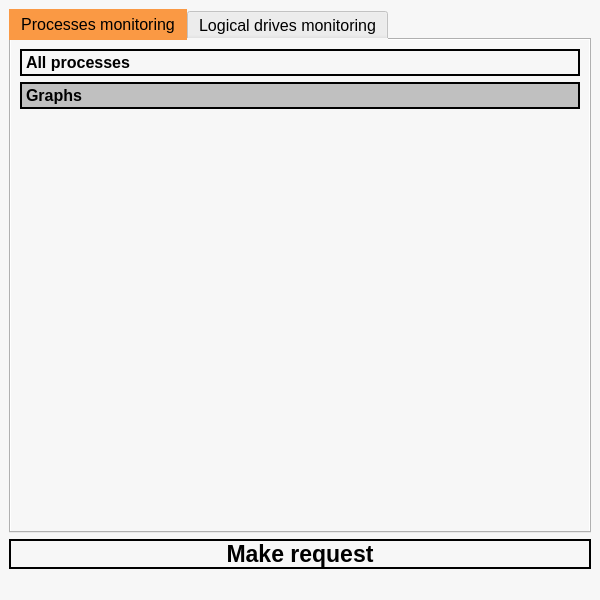
ITA-Dnipro/BackEndMonitoring, file Client/BackEndMonitoringClientGUI/CMainWindow.ui: the form before one commit.
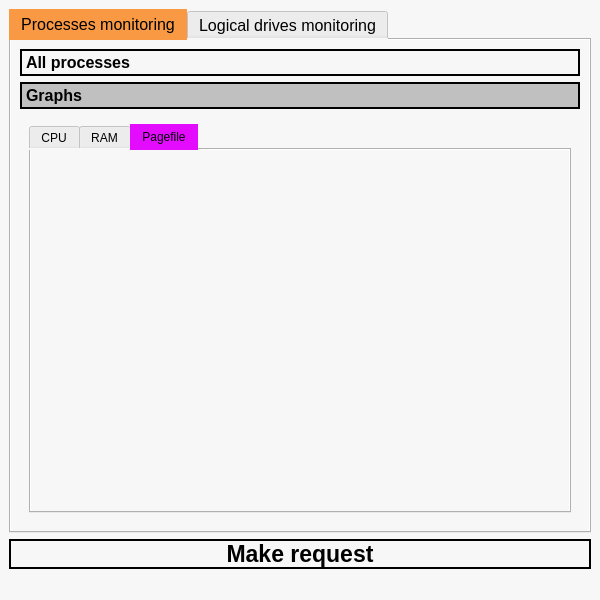
The form after the commit. The open tabs and pages were chosen to show the change. Icons and pictures are not drawn. Custom widgets are drawn as their Qt base class.

Patch:
```diff
--- a/Client/BackEndMonitoringClientGUI/CMainWindow.ui
+++ b/Client/BackEndMonitoringClientGUI/CMainWindow.ui
@@ -10,6 +10,12 @@
     <height>600</height>
    </rect>
   </property>
+  <property name="font">
+   <font>
+    <family>Arial</family>
+    <pointsize>10</pointsize>
+   </font>
+  </property>
   <property name="contextMenuPolicy">
    <enum>Qt::DefaultContextMenu</enum>
   </property>
@@ -132,7 +138,7 @@
              <x>0</x>
              <y>0</y>
              <width>558</width>
-             <height>373</height>
+             <height>371</height>
             </rect>
            </property>
            <attribute name="label">
@@ -140,7 +146,45 @@
            </attribute>
            <layout class="QGridLayout" name="gridLayout_7">
             <item row="0" column="0">
-             <widget class="QCustomPlot" name="proc_graph" native="true"/>
+             <widget class="QTabWidget" name="proc_graphs_tab">
+              <property name="styleSheet">
+               <string notr="true">QTabBar::tab:selected {background-color: rgb(227, 12, 255); color: #000000}
+QTabBar::tab:hover {color: #000000; background-color: #FFFFFF;}</string>
+              </property>
+              <property name="currentIndex">
+               <number>2</number>
+              </property>
+              <widget class="QWidget" name="CPU_tab">
+               <attribute name="title">
+                <string>CPU</string>
+               </attribute>
+               <layout class="QGridLayout" name="gridLayout_8">
+                <item row="0" column="0">
+                 <widget class="QCustomPlot" name="CPU_graph" native="true"/>
+                </item>
+               </layout>
+              </widget>
+              <widget class="QWidget" name="RAM_tab">
+               <attribute name="title">
+                <string>RAM</string>
+               </attribute>
+               <layout class="QGridLayout" name="gridLayout_9">
+                <item row="0" column="0">
+                 <widget class="QCustomPlot" name="RAM_graph" native="true"/>
+                </item>
+               </layout>
+              </widget>
+              <widget class="QWidget" name="pagefile_tab">
+               <attribute name="title">
+                <string>Pagefile</string>
+               </attribute>
+               <layout class="QGridLayout" name="gridLayout_10">
+                <item row="0" column="0">
+                 <widget class="QCustomPlot" name="Pagefile_graph" native="true"/>
+                </item>
+               </layout>
+              </widget>
+             </widget>
             </item>
            </layout>
           </widget>
```
Left out of the diff: 15 changed lines with no effect on the pictures.
